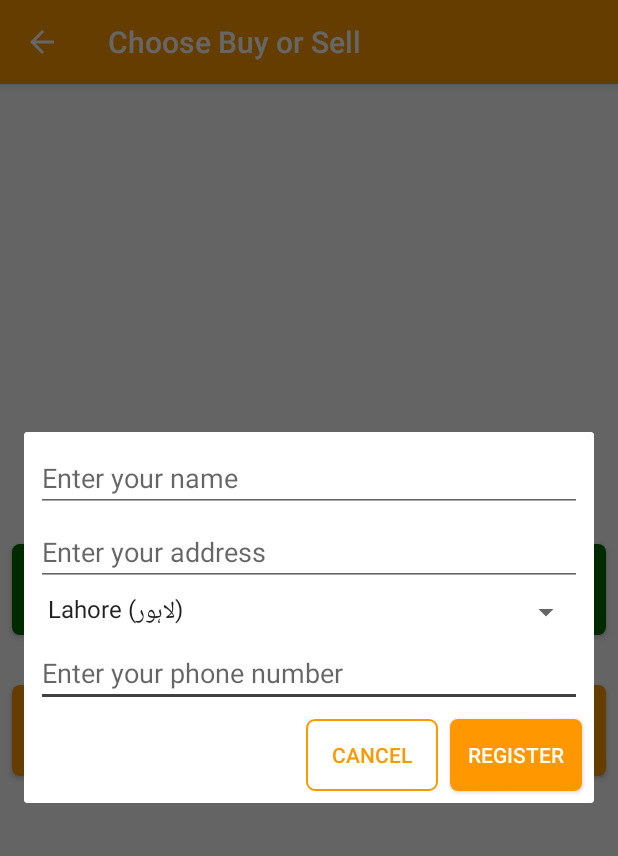
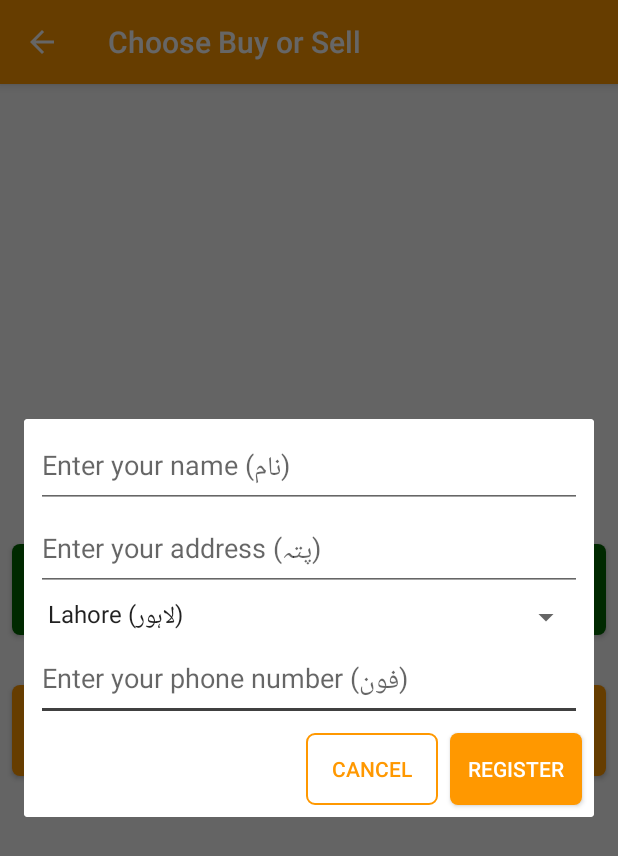
Before and after one commit to The-Sparkers/Agri-Project, an Android app: the ChooseBuySell screen opened directly, with no data from a screen before it, after a tap on "BUYER (خریدار)", on a phone screen of 412 x 824 dp. Shown: the top 856 px of the screen. Run offline under Robolectric (Android 15) with nearby library versions, the phone set to English and light mode, and no system bars.

Commit message:
added translation

```diff
--- a/MobileApp/app/src/main/res/layout/layout_register_dialog.xml
+++ b/MobileApp/app/src/main/res/layout/layout_register_dialog.xml
@@ -16,7 +16,7 @@
             android:layout_marginTop="8dp"
             android:layout_marginBottom="8dp"
             android:background="@drawable/bg_btn_register"
-            android:text="Register"
+            android:text="@string/text_register"
             android:textColor="@color/colorTextNegative"
             app:layout_constraintBottom_toBottomOf="parent"
             app:layout_constraintEnd_toEndOf="@+id/edtPhone"
@@ -40,7 +40,7 @@
             android:layout_height="wrap_content"
             android:layout_marginTop="4dp"
             android:ems="10"
-            android:hint="Enter your phone number"
+            android:hint="@string/text_enter_your_phone_number"
             android:inputType="phone"
             app:layout_constraintEnd_toEndOf="@+id/spinCities"
             app:layout_constraintStart_toStartOf="@+id/spinCities"
@@ -54,7 +54,7 @@
             android:layout_marginTop="8dp"
             android:layout_marginEnd="8dp"
             android:ems="10"
-            android:hint="Enter your name"
+            android:hint="@string/text_enter_your_name"
             android:inputType="textPersonName"
             app:layout_constraintEnd_toEndOf="parent"
             app:layout_constraintStart_toStartOf="parent"
@@ -66,7 +66,7 @@
             android:layout_height="wrap_content"
             android:layout_marginTop="4dp"
             android:ems="10"
-            android:hint="Enter your address"
+            android:hint="@string/text_enter_your_address"
             android:inputType="textPostalAddress"
             app:layout_constraintEnd_toEndOf="@+id/edtName"
             app:layout_constraintStart_toStartOf="@+id/edtName"
--- a/MobileApp/app/src/main/res/values/strings.xml
+++ b/MobileApp/app/src/main/res/values/strings.xml
@@ -22,7 +22,11 @@
     <string name="text_view_vegetables">View Vegetables (سبزیاں)</string>
     <string name="text_view_fruits">View Fruits (پھل)</string>
     <string name="broker_phone">Phone ( فون):</string>
-    <string name="text_refresh">Refresh</string>
+    <string name="text_refresh" translatable="false">Refresh</string>
     <string name="text_btn_seller">Seller (بیچنے والے)</string>
     <string name="text_btn_buyer">Buyer (خریدار)</string>
+    <string name="text_enter_your_name">Enter your name (نام)</string>
+    <string name="text_enter_your_address">Enter your address (پتہ)</string>
+    <string name="text_enter_your_phone_number">Enter your phone number (فون)</string>
+    <string name="text_register">Register</string>
 </resources>
```
Also changed, not shown: 1 other file.
